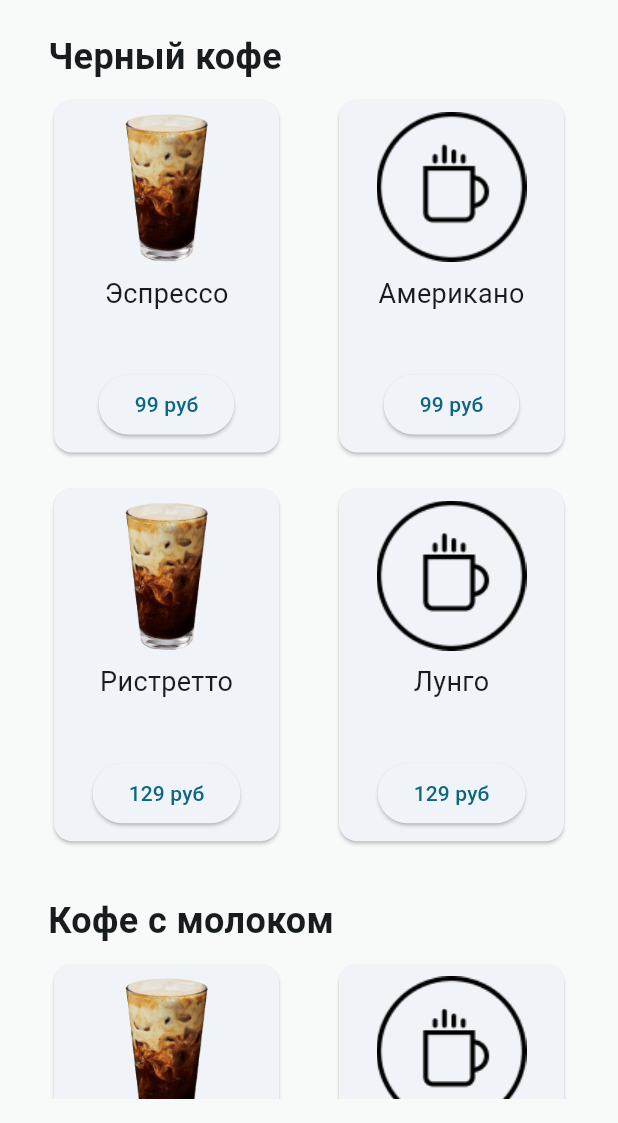
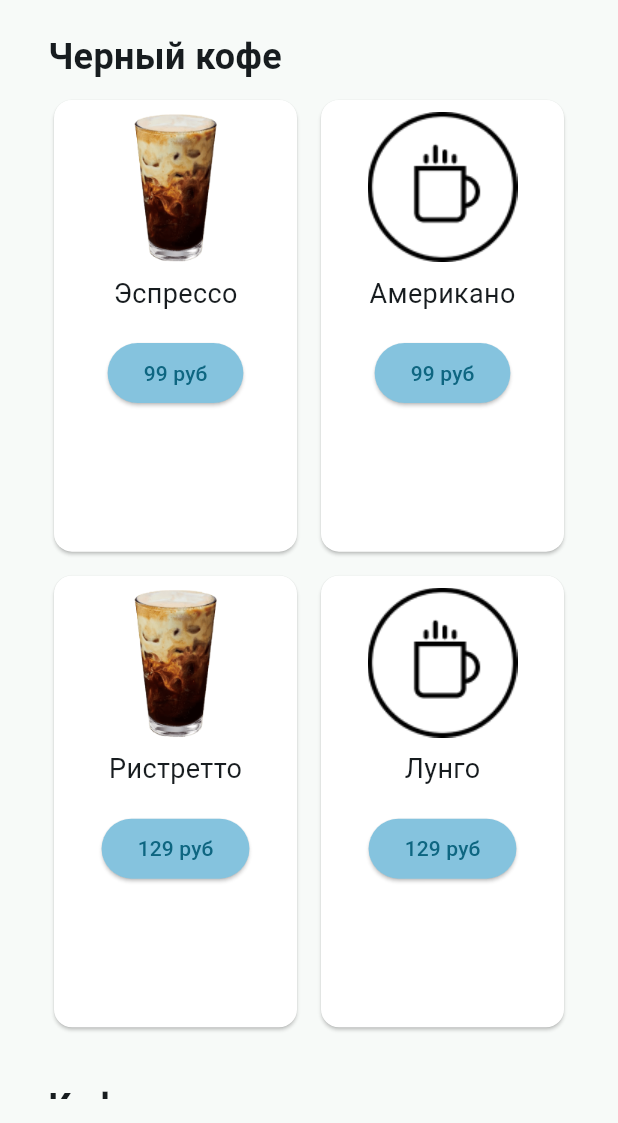
Before and after one commit to EgorZenzin/flutter_coffee_menu, a Flutter app: the screen it shows after launch, on a phone screen of 412 x 824 dp, the part 113-1236 px from its top. Run offline on Flutter 3.47's test engine with Material 3 defaults, Android fonts, the phone set to English and light mode, and no system bars; our stand-ins replace visibility_detector.

Commit message:
Fix size, color and location

```diff
--- a/lib/src/widgets/category.dart
+++ b/lib/src/widgets/category.dart
@@ -6,7 +6,7 @@ import 'package:flutter_coffee_menu/src/data/coffee_data.dart';
 class CategorySection extends StatelessWidget {
   final String title;
 
-  const CategorySection({Key? key, required this.title}) : super(key: key);
+  const CategorySection({super.key, required this.title});
 
   @override
   Widget build(BuildContext context) {
@@ -25,9 +25,9 @@ class CategorySection extends StatelessWidget {
           physics: const NeverScrollableScrollPhysics(),
           gridDelegate: const SliverGridDelegateWithFixedCrossAxisCount(
             crossAxisCount: 2,
-            crossAxisSpacing: 32.0,
-            mainAxisSpacing: 16.0,
-            childAspectRatio: 0.65,
+            crossAxisSpacing: 8,
+            mainAxisSpacing: 8,
+            childAspectRatio: 0.55,
           ),
           itemCount: coffeeItems.length,
           itemBuilder: (context, index) => CoffeeItem(
--- a/lib/src/widgets/item.dart
+++ b/lib/src/widgets/item.dart
@@ -33,9 +33,12 @@ class _CoffeeItemState extends State<CoffeeItem> {
   @override
   Widget build(BuildContext context) {
     return Card(
+      color: Colors.white,
       child: Padding(
         padding: const EdgeInsets.all(8.0),
         child: Column(
+          crossAxisAlignment: CrossAxisAlignment.center,
+          mainAxisAlignment: MainAxisAlignment.start,
           children: [
             Image.asset(
               widget.imageUrl,
@@ -45,12 +48,14 @@ class _CoffeeItemState extends State<CoffeeItem> {
             ),
             const SizedBox(height: 8),
             Text(widget.name, style: const TextStyle(fontSize: 18)),
-            const SizedBox(height: 4),
-            const Spacer(),
+            const SizedBox(height: 16),
             _quantity == 0
                 ? ElevatedButton(
                     onPressed: _incrementQuantity,
                     child: Text(widget.price),
+                    style: ButtonStyle(
+                      backgroundColor: WidgetStateProperty.all<Color>(Color(0xFF85C3DE)),
+                    ),
                   )
                 : Row(
                     mainAxisAlignment: MainAxisAlignment.center,
```
